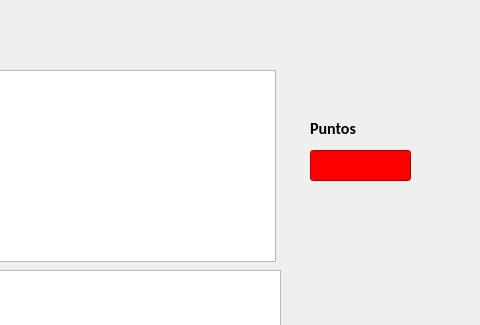
Before: the Qt Designer form GUILBass/forms/jugar.ui in mgoyret/UTN_FRBA_INFO_II_2020_TPO_LASER-BASS, drawn with Qt 5; both pictures show x 210 to 690 and y 0 to 325 of the 690 by 460 pixel window.
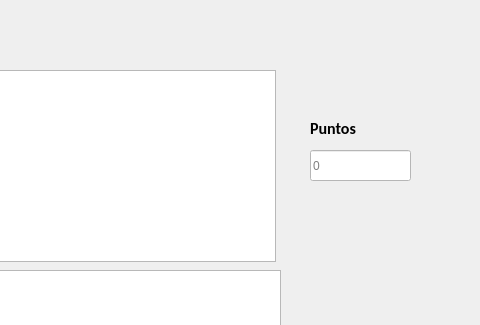
After: the same form once the commit is applied. Custom widgets are drawn as their Qt base class.

```diff
--- a/GUILBass/forms/jugar.ui
+++ b/GUILBass/forms/jugar.ui
@@ -41,8 +41,8 @@
        <brush brushstyle="SolidPattern">
         <color alpha="255">
          <red>255</red>
-         <green>0</green>
-         <blue>0</blue>
+         <green>255</green>
+         <blue>255</blue>
         </color>
        </brush>
       </colorrole>
@@ -50,8 +50,8 @@
        <brush brushstyle="SolidPattern">
         <color alpha="255">
          <red>255</red>
-         <green>127</green>
-         <blue>127</blue>
+         <green>255</green>
+         <blue>255</blue>
         </color>
        </brush>
       </colorrole>
@@ -59,8 +59,8 @@
        <brush brushstyle="SolidPattern">
         <color alpha="255">
          <red>255</red>
-         <green>63</green>
-         <blue>63</blue>
+         <green>255</green>
+         <blue>255</blue>
         </color>
        </brush>
       </colorrole>
@@ -68,8 +68,8 @@
        <brush brushstyle="SolidPattern">
         <color alpha="255">
          <red>127</red>
-         <green>0</green>
-         <blue>0</blue>
+         <green>127</green>
+         <blue>127</blue>
         </color>
        </brush>
       </colorrole>
@@ -77,8 +77,8 @@
        <brush brushstyle="SolidPattern">
         <color alpha="255">
          <red>170</red>
-         <green>0</green>
-         <blue>0</blue>
+         <green>170</green>
+         <blue>170</blue>
         </color>
        </brush>
       </colorrole>
@@ -122,8 +122,8 @@
        <brush brushstyle="SolidPattern">
         <color alpha="255">
          <red>255</red>
-         <green>0</green>
-         <blue>0</blue>
+         <green>255</green>
+         <blue>255</blue>
         </color>
        </brush>
       </colorrole>
@@ -140,8 +140,8 @@
        <brush brushstyle="SolidPattern">
         <color alpha="255">
          <red>255</red>
-         <green>127</green>
-         <blue>127</blue>
+         <green>255</green>
+         <blue>255</blue>
         </color>
        </brush>
       </colorrole>
@@ -187,8 +187,8 @@
        <brush brushstyle="SolidPattern">
         <color alpha="255">
          <red>255</red>
-         <green>0</green>
-         <blue>0</blue>
+         <green>255</green>
+         <blue>255</blue>
         </color>
        </brush>
       </colorrole>
@@ -196,8 +196,8 @@
        <brush brushstyle="SolidPattern">
         <color alpha="255">
          <red>255</red>
-         <green>127</green>
-         <blue>127</blue>
+         <green>255</green>
+         <blue>255</blue>
         </color>
        </brush>
       </colorrole>
@@ -205,8 +205,8 @@
        <brush brushstyle="SolidPattern">
         <color alpha="255">
          <red>255</red>
-         <green>63</green>
-         <blue>63</blue>
+         <green>255</green>
+         <blue>255</blue>
         </color>
        </brush>
       </colorrole>
@@ -214,8 +214,8 @@
        <brush brushstyle="SolidPattern">
         <color alpha="255">
          <red>127</red>
-         <green>0</green>
-         <blue>0</blue>
+         <green>127</green>
+         <blue>127</blue>
         </color>
        </brush>
       </colorrole>
@@ -223,8 +223,8 @@
        <brush brushstyle="SolidPattern">
         <color alpha="255">
          <red>170</red>
-         <green>0</green>
-         <blue>0</blue>
+         <green>170</green>
+         <blue>170</blue>
         </color>
        </brush>
       </colorrole>
@@ -268,8 +268,8 @@
        <brush brushstyle="SolidPattern">
         <color alpha="255">
          <red>255</red>
-         <green>0</green>
-         <blue>0</blue>
+         <green>255</green>
+         <blue>255</blue>
         </color>
        </brush>
       </colorrole>
@@ -286,8 +286,8 @@
        <brush brushstyle="SolidPattern">
         <color alpha="255">
          <red>255</red>
-         <green>127</green>
-         <blue>127</blue>
+         <green>255</green>
+         <blue>255</blue>
         </color>
        </brush>
       </colorrole>
@@ -324,8 +324,8 @@
        <brush brushstyle="SolidPattern">
         <color alpha="255">
          <red>127</red>
-         <green>0</green>
-         <blue>0</blue>
+         <green>127</green>
+         <blue>127</blue>
         </color>
        </brush>
       </colorrole>
@@ -333,8 +333,8 @@
        <brush brushstyle="SolidPattern">
         <color alpha="255">
          <red>255</red>
-         <green>0</green>
-         <blue>0</blue>
+         <green>255</green>
+         <blue>255</blue>
         </color>
        </brush>
       </colorrole>
@@ -342,8 +342,8 @@
        <brush brushstyle="SolidPattern">
         <color alpha="255">
          <red>255</red>
-         <green>127</green>
-         <blue>127</blue>
+         <green>255</green>
+         <blue>255</blue>
         </color>
        </brush>
       </colorrole>
@@ -351,8 +351,8 @@
        <brush brushstyle="SolidPattern">
         <color alpha="255">
          <red>255</red>
-         <green>63</green>
-         <blue>63</blue>
+         <green>255</green>
+         <blue>255</blue>
         </color>
        </brush>
       </colorrole>
@@ -360,8 +360,8 @@
        <brush brushstyle="SolidPattern">
         <color alpha="255">
          <red>127</red>
-         <green>0</green>
-         <blue>0</blue>
+         <green>127</green>
+         <blue>127</blue>
         </color>
        </brush>
       </colorrole>
@@ -369,8 +369,8 @@
        <brush brushstyle="SolidPattern">
         <color alpha="255">
          <red>170</red>
-         <green>0</green>
-         <blue>0</blue>
+         <green>170</green>
+         <blue>170</blue>
         </color>
        </brush>
       </colorrole>
@@ -378,8 +378,8 @@
        <brush brushstyle="SolidPattern">
         <color alpha="255">
          <red>127</red>
-         <green>0</green>
-         <blue>0</blue>
+         <green>127</green>
+         <blue>127</blue>
         </color>
        </brush>
       </colorrole>
@@ -396,8 +396,8 @@
        <brush brushstyle="SolidPattern">
         <color alpha="255">
          <red>127</red>
-         <green>0</green>
-         <blue>0</blue>
+         <green>127</green>
+         <blue>127</blue>
         </color>
        </brush>
       </colorrole>
@@ -405,8 +405,8 @@
        <brush brushstyle="SolidPattern">
         <color alpha="255">
          <red>255</red>
-         <green>0</green>
-         <blue>0</blue>
+         <green>255</green>
+         <blue>255</blue>
         </color>
        </brush>
       </colorrole>
@@ -414,8 +414,8 @@
        <brush brushstyle="SolidPattern">
         <color alpha="255">
          <red>255</red>
-         <green>0</green>
-         <blue>0</blue>
+         <green>255</green>
+         <blue>255</blue>
         </color>
        </brush>
       </colorrole>
@@ -432,8 +432,8 @@
        <brush brushstyle="SolidPattern">
         <color alpha="255">
          <red>255</red>
-         <green>0</green>
-         <blue>0</blue>
+         <green>255</green>
+         <blue>255</blue>
         </color>
        </brush>
       </colorrole>
@@ -467,6 +467,9 @@
      </disabled>
     </palette>
    </property>
+   <property name="text">
+    <string>0</string>
+   </property>
    <property name="readOnly">
     <bool>true</bool>
    </property>
```
